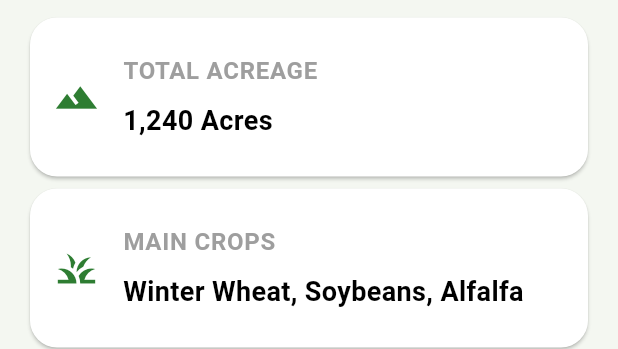
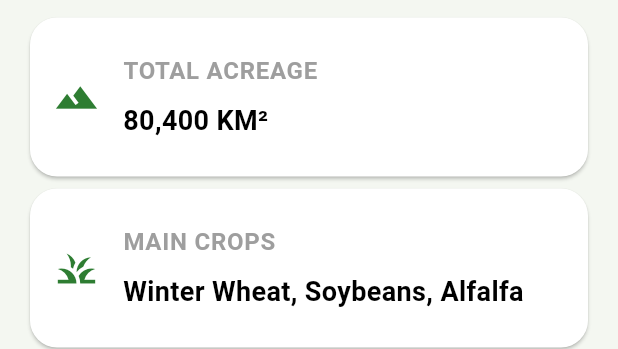
Before and after one commit to DagmawiTewodros/Spacedpulse, a Flutter app: the ProfilePage widget shown alone on an empty page, opened directly, on a phone screen of 412 x 824 dp. Shown: the part 410-759 px from the top of the screen. Run offline on Flutter 3.47's test engine with Material 3 defaults, Android fonts, the phone set to English and light mode, and no system bars; our stand-ins replace go_router; network calls fail.

```diff
--- a/lib/features/auth/presentation/screens/profile_screen.dart
+++ b/lib/features/auth/presentation/screens/profile_screen.dart
@@ -64,7 +64,7 @@ class ProfilePage extends StatelessWidget {
 
             const SizedBox(height: 25),
 
-            infoCard('TOTAL ACREAGE', '1,240 Acres', Icons.landscape),
+            infoCard('TOTAL ACREAGE', '80,400 KM²', Icons.landscape),
 
             infoCard(
               'MAIN CROPS',
```
